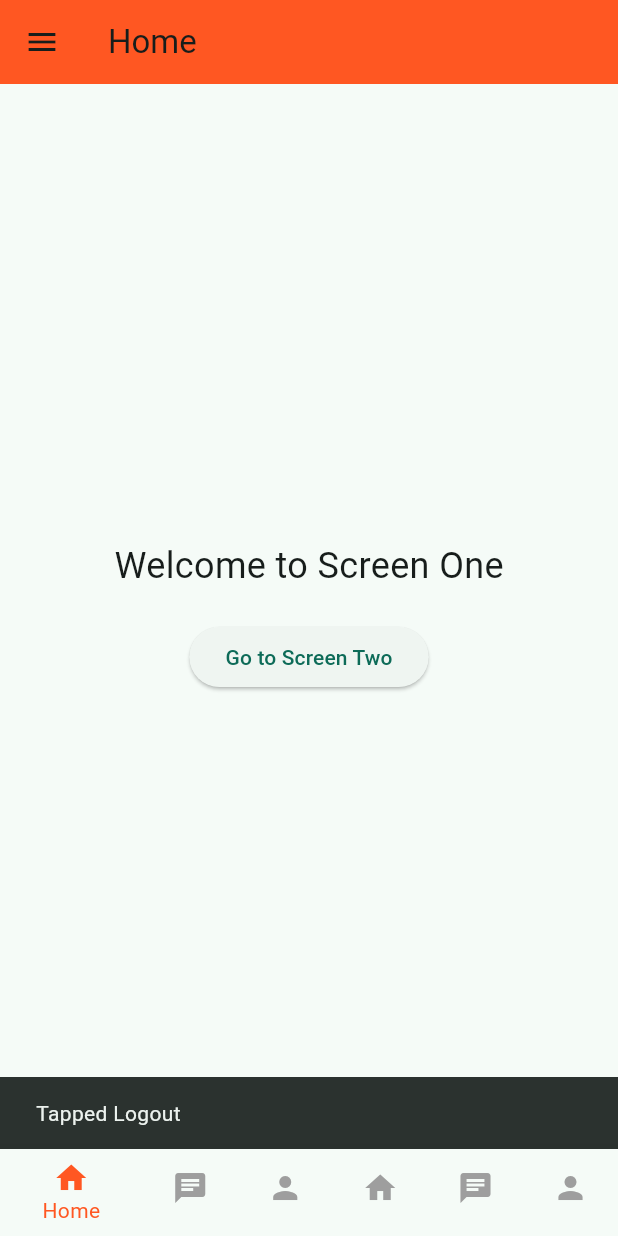
After one commit to Aadi1245/chatApp, a Flutter app: the HomeScreen screen opened directly, in the side drawer, after a tap on "Go to Screen Two", on a phone screen of 412 x 824 dp. The commit adds this screen. Run offline on Flutter 3.47's test engine with Material 3 defaults, Android fonts, the phone set to English and light mode, and no system bars; our stand-ins replace bloc, cloud_firestore, dio, firebase_auth, firebase_core, firebase_messaging and 12 more; missing offline and left inert: app_settings, firebase_app_check, flutter_sound, giphy_get, record, stream_video and 1 more; accounts and stored records are empty; key blocks and very long unbroken strings in the code were emptied for the run.

Commit message:
new view designed and old view updated

```diff
--- /dev/null
+++ b/lib/NewTest/home_screen.dart
@@ -0,0 +1,171 @@
+import 'package:chattest/NewTest/screen_Two.dart';
+import 'package:chattest/NewTest/screen_one.dart';
+import 'package:chattest/NewTest/screen_three.dart';
+import 'package:flutter/material.dart';
+
+class HomeScreen extends StatefulWidget {
+  const HomeScreen({super.key});
+
+  @override
+  State<HomeScreen> createState() => _HomeScreenState();
+}
+
+class _HomeScreenState extends State<HomeScreen> {
+  int _selectedIndex = 0;
+
+  final List<Widget> _pages = const [
+    ScreenOne(),
+    ScreenTwo(),
+    ScreenThree(),
+    ScreenOne(),
+    ScreenTwo(),
+    ScreenThree(),
+  ];
+
+  void _onItemTapped(int index) {
+    setState(() {
+      _selectedIndex = index;
+    });
+  }
+
+  void _onDrawerItemTap(String title) {
+    Navigator.pop(context);
+    ScaffoldMessenger.of(context).showSnackBar(SnackBar(
+      content: Text('Tapped $title'),
+    ));
+  }
+
+  @override
+  Widget build(BuildContext context) {
+    return Scaffold(
+      appBar: AppBar(
+        title: Text('Home'),
+        backgroundColor: Colors.deepOrange,
+      ),
+      drawer: Drawer(
+        child: ListView(
+          padding: EdgeInsets.zero,
+          children: [
+            DrawerHeader(
+              decoration: BoxDecoration(
+                gradient: LinearGradient(
+                  colors: [
+                    Colors.deepOrange,
+                    Color.fromARGB(255, 247, 162, 65)
+                  ],
+                ),
+              ),
+              padding: EdgeInsets.all(16),
+              child: Column(
+                crossAxisAlignment: CrossAxisAlignment.start,
+                children: [
+                  CircleAvatar(
+                    radius: 35,
+                    backgroundImage:
+                        AssetImage("assets/images/user_profile.jpg"),
+                  ),
+                  SizedBox(height: 12),
+                  Text(
+                    'Aditya Gupta',
+                    style: TextStyle(
+                        fontSize: 18,
+                        fontWeight: FontWeight.bold,
+                        color: Colors.white),
+                  ),
+                ],
+              ),
+            ),
+            ListTile(
+              leading: Icon(Icons.home),
+              title: Text('Dashboard'),
+              onTap: () => _onDrawerItemTap("Dashboard"),
+            ),
+            ListTile(
+              leading: Icon(Icons.settings),
+              title: Text('Settings'),
+              onTap: () => _onDrawerItemTap("Settings"),
+            ),
+            ListTile(
+              leading: Icon(Icons.logout),
+              title: Text('Logout'),
+              onTap: () => _onDrawerItemTap("Logout"),
+            ),
+            ListTile(
+              leading: Icon(Icons.logout),
+              title: Text('Logout'),
+              onTap: () => _onDrawerItemTap("Logout"),
+            ),
+            ListTile(
+              leading: Icon(Icons.logout),
+              title: Text('Logout'),
+              onTap: () => _onDrawerItemTap("Logout"),
+            ),
+            ListTile(
+              leading: Icon(Icons.logout),
+              title: Text('Logout'),
+              onTap: () => _onDrawerItemTap("Logout"),
+            ),
+            ListTile(
+              leading: Icon(Icons.logout),
+              title: Text('Logout'),
+              onTap: () => _onDrawerItemTap("Logout"),
+            ),
+            ListTile(
+              leading: Icon(Icons.logout),
+              title: Text('Logout'),
+              onTap: () => _onDrawerItemTap("Logout"),
+            ),
+            ListTile(
+              leading: Icon(Icons.logout),
+              title: Text('Logout'),
+              onTap: () => _onDrawerItemTap("Logout"),
+            ),
+            ListTile(
+              leading: Icon(Icons.logout),
+              title: Text('Logout'),
+              onTap: () => _onDrawerItemTap("Logout"),
+            ),
+            ListTile(
+              leading: Icon(Icons.logout),
+              title: Text('Logout'),
+              onTap: () => _onDrawerItemTap("Logout"),
+            ),
+            ListTile(
+              leading: Icon(Icons.logout),
+              title: Text('Logout'),
+              onTap: () => _onDrawerItemTap("Logout"),
+            ),
+            ListTile(
+              leading: Icon(Icons.logout),
+              title: Text('Logout'),
+              onTap: () => _onDrawerItemTap("Logout"),
+            ),
+            ListTile(
+              leading: Icon(Icons.logout),
+              title: Text('Logout'),
+              onTap: () => _onDrawerItemTap("Logout"),
+            ),
+          ],
+        ),
+      ),
+      body: IndexedStack(
+        index: _selectedIndex,
+        children: _pages,
+      ),
+      bottomNavigationBar: BottomNavigationBar(
+        currentIndex: _selectedIndex,
+        selectedItemColor: Colors.deepOrange,
+        unselectedItemColor: Colors.grey,
+        onTap: _onItemTapped,
+        items: [
+          BottomNavigationBarItem(icon: Icon(Icons.home), label: 'Home'),
+          BottomNavigationBarItem(icon: Icon(Icons.chat), label: 'Messages'),
+          BottomNavigationBarItem(icon: Icon(Icons.person), label: 'Profile'),
+          BottomNavigationBarItem(icon: Icon(Icons.home), label: 'chat'),
+          BottomNavigationBarItem(icon: Icon(Icons.chat), label: 'call'),
+          BottomNavigationBarItem(icon: Icon(Icons.person), label: 'video'),
+        ],
+      ),
+    );
+  }
+}
--- /dev/null
+++ b/lib/NewTest/screen_Two.dart
@@ -0,0 +1,32 @@
+import 'package:flutter/material.dart';
+
+class ScreenTwo extends StatefulWidget {
+  const ScreenTwo({super.key});
+
+  @override
+  State<ScreenTwo> createState() => _ScreenTwoState();
+}
+
+class _ScreenTwoState extends State<ScreenTwo> {
+  @override
+  Widget build(BuildContext context) {
+    return Center(
+      child: Column(
+        mainAxisAlignment: MainAxisAlignment.center,
+        children: [
+          const Text(
+            'Welcome to Screen Two',
+            style: TextStyle(fontSize: 24),
+          ),
+          const SizedBox(height: 20),
+          ElevatedButton(
+            onPressed: () {
+              Navigator.pushNamed(context, '/screen_three');
+            },
+            child: const Text('Go to Screen Two'),
+          ),
+        ],
+      ),
+    );
+  }
+}
--- /dev/null
+++ b/lib/NewTest/screen_one.dart
@@ -0,0 +1,32 @@
+import 'package:flutter/material.dart';
+
+class ScreenOne extends StatefulWidget {
+  const ScreenOne({super.key});
+
+  @override
+  State<ScreenOne> createState() => _ScreenOneState();
+}
+
+class _ScreenOneState extends State<ScreenOne> {
+  @override
+  Widget build(BuildContext context) {
+    return Center(
+      child: Column(
+        mainAxisAlignment: MainAxisAlignment.center,
+        children: [
+          const Text(
+            'Welcome to Screen One',
+            style: TextStyle(fontSize: 24),
+          ),
+          const SizedBox(height: 20),
+          ElevatedButton(
+            onPressed: () {
+              Navigator.pushNamed(context, '/screen_two');
+            },
+            child: const Text('Go to Screen Two'),
+          ),
+        ],
+      ),
+    );
+  }
+}
--- /dev/null
+++ b/lib/NewTest/screen_three.dart
@@ -0,0 +1,32 @@
+import 'package:flutter/material.dart';
+
+class ScreenThree extends StatefulWidget {
+  const ScreenThree({super.key});
+
+  @override
+  State<ScreenThree> createState() => _ScreenThreeState();
+}
+
+class _ScreenThreeState extends State<ScreenThree> {
+  @override
+  Widget build(BuildContext context) {
+    return Center(
+      child: Column(
+        mainAxisAlignment: MainAxisAlignment.center,
+        children: [
+          const Text(
+            'Welcome to Screen Three',
+            style: TextStyle(fontSize: 24),
+          ),
+          const SizedBox(height: 20),
+          ElevatedButton(
+            onPressed: () {
+              // Navigator.pushNamed(context, '/screen_two');
+            },
+            child: const Text('Go to Screen Three'),
+          ),
+        ],
+      ),
+    );
+  }
+}
```
Also changed, not shown: lib/NewTest/login_with_otp_screen.dart (renamed from lib/pages/login_with_otp_screen.dart, +49 -14 lines), lib/NewTest/signup_screen.dart (added, +234 -0 lines), lib/NewTest/login_with_otp.dart (renamed from lib/pages/login_with_otp.dart).
